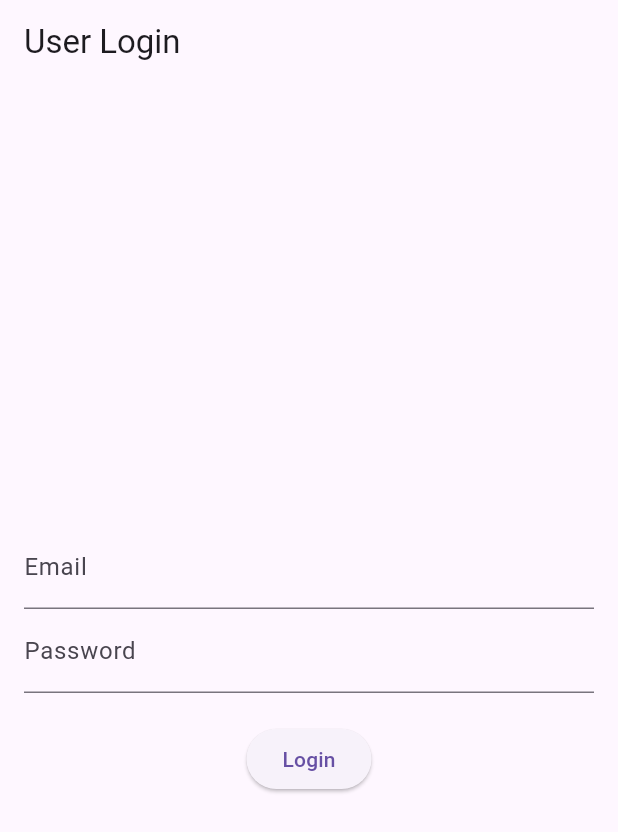
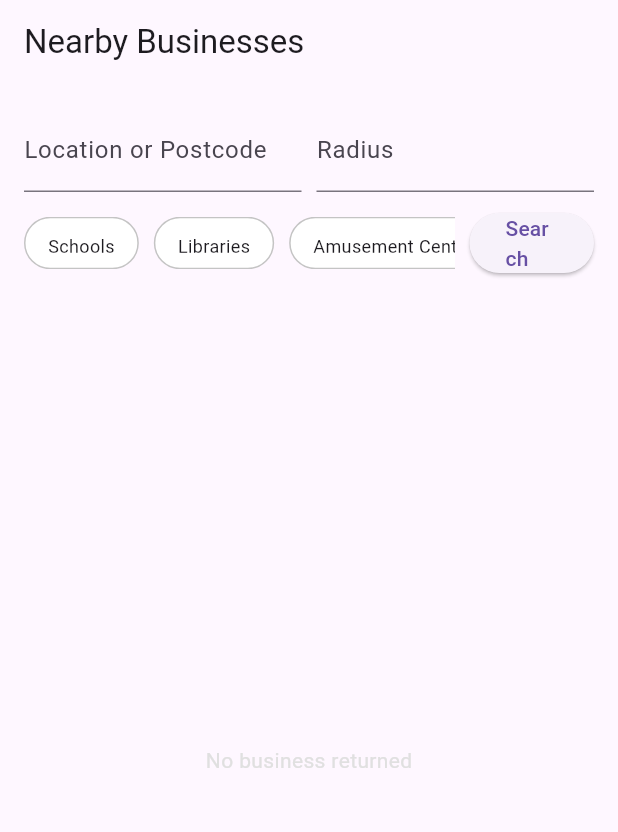
Before and after one commit to iyinusa/social_app_demo, a Flutter app: the screen it shows after launch, on a phone screen of 412 x 824 dp. Shown: the top 832 px of the screen. Run offline on Flutter 3.47's test engine with Material 3 defaults, Android fonts, the phone set to English and light mode, and no system bars; our stand-ins replace firebase_auth, firebase_core; missing offline and left inert: geocoding_resolver, google_sign_in_dartio, maps_launcher; accounts and stored records are empty.

Commit message:
Search Business using Google Nearby Search (New)

```diff
--- a/lib/main.dart
+++ b/lib/main.dart
@@ -7,13 +7,14 @@
 import 'package:provider/provider.dart';
 import 'package:google_sign_in_dartio/google_sign_in_dartio.dart';
 import 'controllers/auth_controller.dart';
+import 'controllers/search_controller.dart';
 import 'screens/registration_screen.dart';
 import 'screens/login_screen.dart';
 
 import 'firebase_options.dart';
+import 'screens/search_screen.dart';
 
 /// Requires that a Firebase local emulator is running locally.
-/// See https://firebase.flutter.dev/docs/auth/start/#optional-prototype-and-test-with-firebase-local-emulator-suite
 bool shouldUseFirebaseEmulator = false;
 
 late final FirebaseApp app;
@@ -21,7 +22,7 @@
 
 void main() async {
   WidgetsFlutterBinding.ensureInitialized();
-  // We store the app and auth to make testing with a named instance easier.
+  // Store the app and auth to make testing with a named instance easier.
   app = await Firebase.initializeApp(
     options: DefaultFirebaseOptions.currentPlatform,
   );
@@ -48,6 +49,8 @@
     return MultiProvider(
       providers: [
         ChangeNotifierProvider<AuthController>(create: (_) => AuthController()),
+        ChangeNotifierProvider<SearchesController>(
+            create: (_) => SearchesController()),
         // Add other providers as needed.
       ],
       child: MaterialApp(
@@ -55,10 +58,11 @@
         theme: ThemeData(
           primarySwatch: Colors.green,
         ),
-        home: const LoginScreen(),
+        home: const SearchScreen(),
         routes: {
           '/login': (context) => const LoginScreen(),
           '/register': (context) => const RegistrationScreen(),
+          '/search': (context) => const SearchScreen(),
           // Add more routes for other screens as needed.
         },
       ),
--- /dev/null
+++ b/lib/models/search_parameters_model.dart
@@ -0,0 +1,12 @@
+// models/search_parameters_model.dart
+class SearchParametersModel {
+  final String location; // or postcode
+  final double radius;
+  final List businessType;
+
+  SearchParametersModel({
+    required this.location,
+    required this.radius,
+    required this.businessType,
+  });
+}
--- /dev/null
+++ b/lib/screens/search_screen.dart
@@ -0,0 +1,252 @@
+// screens/search_screen.dart
+import 'package:flutter/material.dart';
+import 'package:provider/provider.dart';
+import 'package:social_app_demo/utils/colors.dart';
+import 'package:social_app_demo/utils/utils.dart';
+import '../controllers/search_controller.dart';
+import '../models/search_parameters_model.dart';
+
+class SearchScreen extends StatefulWidget {
+  const SearchScreen({super.key});
+
+  @override
+  State<SearchScreen> createState() => _SearchScreenState();
+}
+
+class _SearchScreenState extends State<SearchScreen> {
+  List<dynamic> businesses = [];
+  final List businessTypes = Utils().businessTypes();
+
+  String location = '';
+  double radius = 10000; // default radius
+  List<String> businessType = [];
+
+  bool isLoading = false;
+
+  @override
+  Widget build(BuildContext context) {
+    final searchController = Provider.of<SearchesController>(context);
+
+    return Scaffold(
+      appBar: AppBar(
+        title: const Text("Nearby Businesses"),
+      ),
+      body: Padding(
+        padding: const EdgeInsets.all(16.0),
+        child: Column(
+          children: [
+            Row(
+              children: [
+                // location
+                Flexible(
+                  child: TextField(
+                    onChanged: (value) => location = value,
+                    decoration: const InputDecoration(
+                        labelText: 'Location or Postcode'),
+                  ),
+                ),
+                const SizedBox(width: 10),
+
+                // radius
+                Flexible(
+                  child: TextField(
+                    onChanged: (value) {
+                      try {
+                        radius = double.parse(value);
+                      } catch (e) {
+                        // Handle invalid input
+                      }
+                    },
+                    keyboardType: TextInputType.number,
+                    decoration: const InputDecoration(labelText: 'Radius'),
+                  ),
+                ),
+              ],
+            ),
+
+            const SizedBox(height: 10),
+            Row(
+              children: [
+                // business types
+                SizedBox(
+                  width: MediaQuery.of(context).size.width - 125,
+                  height: 35,
+                  child: ListView.builder(
+                    scrollDirection: Axis.horizontal,
+                    itemCount: businessTypes.length,
+                    itemBuilder: (c, i) {
+                      final bType = businessTypes[i];
+                      return _typeWidget(bType);
+                    },
+                  ),
+                ),
+                const SizedBox(width: 10),
+
+                // search button
+                Flexible(
+                  child: ElevatedButton(
+                    onPressed: () async {
+                      setState(() {
+                        isLoading = true;
+                      });
+
+                      SearchParametersModel searchParameters =
+                          SearchParametersModel(
+                        location: location,
+                        radius: radius,
+                        businessType: businessType,
+                      );
+
+                      final businessesData = await searchController
+                          .searchBusinesses(searchParameters);
+
+                      setState(() {
+                        businesses = businessesData;
+                        isLoading = false;
+                      });
+                    },
+                    child: const Text("Search"),
+                  ),
+                ),
+              ],
+            ),
+
+            const SizedBox(height: 20),
+
+            // list businesses
+            Expanded(
+              child: isLoading
+                  ? const Center(child: CircularProgressIndicator())
+                  : businesses.isEmpty
+                      ? const Center(
+                          child: Text(
+                            'No business returned',
+                            style: TextStyle(color: appLightGrayColor),
+                          ),
+                        )
+                      : ListView.builder(
+                          itemCount: businesses.length,
+                          itemBuilder: (c, i) {
+                            return _business(businesses[i]);
+                          },
+                        ),
+            ),
+          ],
+        ),
+      ),
+    );
+  }
+
+  // business type widget
+  _typeWidget(item) {
+    return GestureDetector(
+      onTap: () {
+        setState(() {
+          if (businessType.contains(item['slug'])) {
+            businessType.remove(item['slug']);
+          } else {
+            businessType.add(item['slug']);
+          }
+        });
+      },
+      child: Container(
+        height: 35,
+        margin: const EdgeInsets.only(right: 10),
+        padding: const EdgeInsets.symmetric(horizontal: 15, vertical: 10),
+        decoration: BoxDecoration(
+          color: businessType.contains(item['slug'])
+              ? appLightGrayColor
+              : appWhiteColor,
+          borderRadius: BorderRadius.circular(20),
+          border: Border.all(color: appGrayColor),
+        ),
+        child: Row(
+          children: [
+            // selected business type indicator
+            businessType.contains(item['slug'])
+                ? const SizedBox(
+                    width: 15,
+                    child: Icon(
+                      Icons.check,
+                      size: 10,
+                      color: appGreenColor,
+                    ),
+                  )
+                : Container(),
+
+            // business type name and tap effect
+            Text(
+              item['name'],
+              style: const TextStyle(fontSize: 12),
+            ),
+          ],
+        ),
+      ),
+    );
+  }
+
+  // businesses widget
+  _business(item) {
+    return GestureDetector(
+      onTap: () => Utils().launchMap(item['address']),
+      child: Container(
+        // margin: const EdgeInsets.only(bottom: 15),
+        padding: const EdgeInsets.all(15),
+        decoration: const BoxDecoration(
+          color: appWhiteColor,
+          border: Border(bottom: BorderSide(color: appLightGrayColor)),
+        ),
+        child: Row(
+          children: [
+            // name and address
+            Expanded(
+              child: Column(
+                crossAxisAlignment: CrossAxisAlignment.start,
+                children: [
+                  Text(
+                    item['name'],
+                    style: const TextStyle(
+                      fontSize: 18,
+                      fontWeight: FontWeight.bold,
+                    ),
+                  ),
+                  Text(
+                    item['address'],
+                    style: const TextStyle(fontSize: 12, color: appGrayColor),
+                  ),
+                ],
+              ),
+            ),
+            const SizedBox(width: 10),
+
+            // ratings
+            Column(
+              crossAxisAlignment: CrossAxisAlignment.center,
+              children: [
+                Row(
+                  crossAxisAlignment: CrossAxisAlignment.end,
+                  children: [
+                    Text(
+                      item['rating'].toString(),
+                      style: const TextStyle(
+                        fontSize: 20,
+                        fontWeight: FontWeight.bold,
+                      ),
+                    ),
+                    const Text(
+                      '/5',
+                      style: TextStyle(
+                        fontSize: 14,
+                      ),
+                    ),
+                  ],
+                ),
+                Utils().rating(item['rating']),
+              ],
+            ),
+          ],
+        ),
+      ),
+    );
+  }
+}
--- /dev/null
+++ b/lib/utils/colors.dart
@@ -0,0 +1,8 @@
+import 'package:flutter/material.dart';
+
+//// APP COLOURS
+const appWhiteColor = Color(0xFFFFFFFF);
+const appGrayColor = Color(0xFFC4C4C4);
+const appLightGrayColor = Color(0xFFE0E0E0);
+const appBlueColor = Color(0xFF00B8FF);
+const appGreenColor = Color(0xFF006314);
--- a/pubspec.yaml
+++ b/pubspec.yaml
@@ -17,6 +17,9 @@ dependencies:
   firebase_core: ^2.24.2
   firebase_auth: ^4.16.0
   google_sign_in_dartio: ^0.2.2+1
+  http: ^0.13.6
+  geocoding_resolver: ^0.0.3+2
+  maps_launcher: ^2.2.0
 
 dev_dependencies:
   flutter_test:
```
Also changed, not shown: lib/controllers/search_controller.dart (added, +94 -0 lines), lib/screens/login_screen.dart (+13 -1 lines), lib/utils/utils.dart (added, +87 -0 lines), 6 other files.
